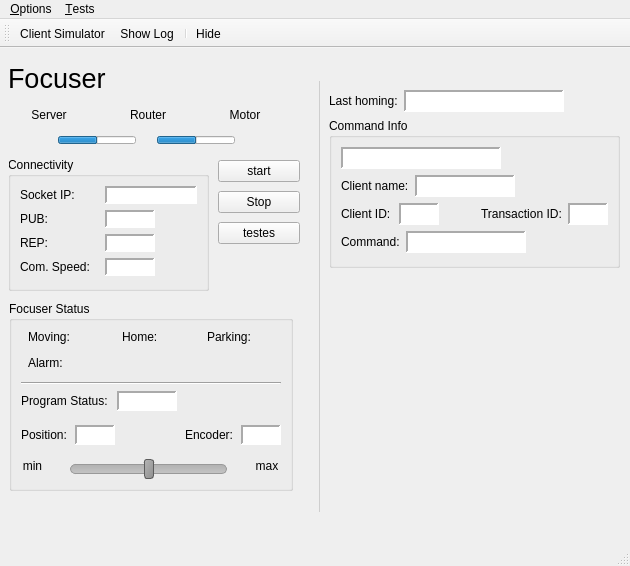
Above: assets/ui/main_backup.ui from dev-LNA/HostFocuser160 before the change. Below: the same form after it.
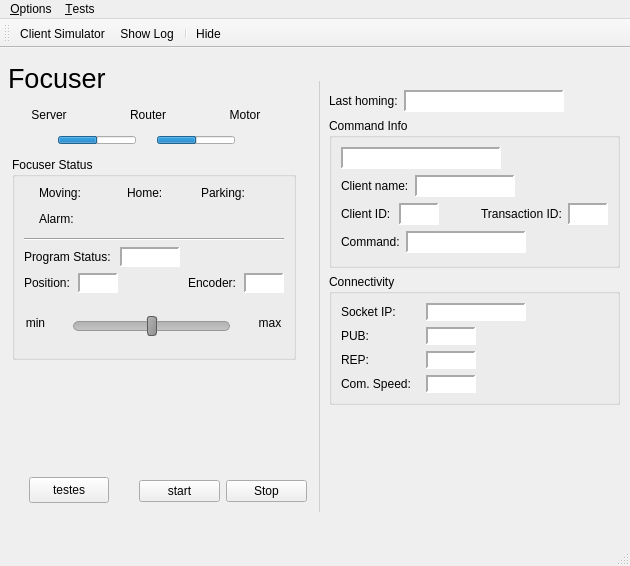
That is the form after the change. Icons and pictures are not drawn.

```diff
--- a/assets/ui/main_backup.ui
+++ b/assets/ui/main_backup.ui
@@ -1036,6 +1036,161 @@
            </layout>
           </widget>
          </item>
+         <item>
+          <widget class="QGroupBox" name="gbConnectivity">
+           <property name="title">
+            <string>Connectivity</string>
+           </property>
+           <layout class="QFormLayout" name="formLayout">
+            <property name="horizontalSpacing">
+             <number>15</number>
+            </property>
+            <item row="0" column="0">
+             <widget class="QLabel" name="lblIP">
+              <property name="text">
+               <string>Socket IP:</string>
+              </property>
+             </widget>
+            </item>
+            <item row="1" column="0">
+             <widget class="QLabel" name="lblPUB">
+              <property name="text">
+               <string>PUB:</string>
+              </property>
+             </widget>
+            </item>
+            <item row="2" column="0">
+             <widget class="QLabel" name="lblREP">
+              <property name="text">
+               <string>REP:</string>
+              </property>
+             </widget>
+            </item>
+            <item row="3" column="0">
+             <widget class="QLabel" name="lblSpeed">
+              <property name="text">
+               <string>Com. Speed:</string>
+              </property>
+             </widget>
+            </item>
+            <item row="0" column="1">
+             <widget class="QLabel" name="lblSocketIP">
+              <property name="maximumSize">
+               <size>
+                <width>100</width>
+                <height>16777215</height>
+               </size>
+              </property>
+              <property name="styleSheet">
+               <string notr="true">background-color: white</string>
+              </property>
+              <property name="frameShape">
+               <enum>QFrame::Shape::Panel</enum>
+              </property>
+              <property name="frameShadow">
+               <enum>QFrame::Shadow::Sunken</enum>
+              </property>
+              <property name="lineWidth">
+               <number>2</number>
+              </property>
+              <property name="midLineWidth">
+               <number>0</number>
+              </property>
+              <property name="text">
+               <string/>
+              </property>
+              <property name="alignment">
+               <set>Qt::AlignmentFlag::AlignCenter</set>
+              </property>
+             </widget>
+            </item>
+            <item row="1" column="1">
+             <widget class="QLabel" name="lblPortPUB">
+              <property name="maximumSize">
+               <size>
+                <width>50</width>
+                <height>20</height>
+               </size>
+              </property>
+              <property name="styleSheet">
+               <string notr="true">background-color: white</string>
+              </property>
+              <property name="frameShape">
+               <enum>QFrame::Shape::Panel</enum>
+              </property>
+              <property name="frameShadow">
+               <enum>QFrame::Shadow::Sunken</enum>
+              </property>
+              <property name="lineWidth">
+               <number>2</number>
+              </property>
+              <property name="text">
+               <string/>
+              </property>
+              <property name="alignment">
+               <set>Qt::AlignmentFlag::AlignCenter</set>
+              </property>
+             </widget>
+            </item>
+            <item row="2" column="1">
+             <widget class="QLabel" name="lblPortREP">
+              <property name="maximumSize">
+               <size>
+                <width>50</width>
+                <height>20</height>
+               </size>
+              </property>
+              <property name="styleSheet">
+               <string notr="true">background-color: white</string>
+              </property>
+              <property name="frameShape">
+               <enum>QFrame::Shape::Panel</enum>
+              </property>
+              <property name="frameShadow">
+               <enum>QFrame::Shadow::Sunken</enum>
+              </property>
+              <property name="lineWidth">
+               <number>2</number>
+              </property>
+              <property name="text">
+               <string/>
+              </property>
+              <property name="alignment">
+               <set>Qt::AlignmentFlag::AlignCenter</set>
+              </property>
+             </widget>
+            </item>
+            <item row="3" column="1">
+             <widget class="QLabel" name="lblComSpeed">
+              <property name="maximumSize">
+               <size>
+                <width>50</width>
+                <height>20</height>
+               </size>
+              </property>
+              <property name="styleSheet">
+               <string notr="true">background-color: white</string>
+              </property>
+              <property name="frameShape">
+               <enum>QFrame::Shape::Panel</enum>
+              </property>
+              <property name="frameShadow">
+               <enum>QFrame::Shadow::Sunken</enum>
+              </property>
+              <property name="lineWidth">
+               <number>2</number>
+              </property>
+              <property name="text">
+               <string/>
+              </property>
+              <property name="alignment">
+               <set>Qt::AlignmentFlag::AlignCenter</set>
+              </property>
+             </widget>
+            </item>
+           </layout>
+          </widget>
+         </item>
          <item>
           <spacer name="verticalSpacer_2">
            <property name="orientation">
@@ -1054,24 +1209,18 @@
        <widget class="QGroupBox" name="gbFocuserStatus">
         <property name="geometry">
          <rect>
-          <x>0</x>
-          <y>244</y>
+          <x>3</x>
+          <y>100</y>
           <width>284</width>
-          <height>190</height>
+          <height>203</height>
          </rect>
         </property>
         <property name="title">
          <string>Focuser Status</string>
         </property>
-        <layout class="QGridLayout" name="gridLayout_3">
-         <item row="0" column="0" colspan="2">
+        <layout class="QVBoxLayout" name="verticalLayout">
+         <item>
           <layout class="QGridLayout" name="gridLayout_2">
-           <property name="horizontalSpacing">
-            <number>20</number>
-           </property>
-           <property name="verticalSpacing">
-            <number>6</number>
-           </property>
            <item row="0" column="0">
             <layout class="QHBoxLayout" name="horizontalLayout_9">
              <property name="spacing">
@@ -1408,9 +1557,52 @@
              </item>
             </layout>
            </item>
+           <item row="1" column="1">
+            <widget class="QLabel" name="ledTeste">
+             <property name="sizePolicy">
+              <sizepolicy hsizetype="Fixed" vsizetype="Fixed">
+               <horstretch>0</horstretch>
+               <verstretch>0</verstretch>
+              </sizepolicy>
+             </property>
+             <property name="minimumSize">
+              <size>
+               <width>14</width>
+               <height>14</height>
+              </size>
+             </property>
+             <property name="maximumSize">
+              <size>
+               <width>14</width>
+               <height>14</height>
+              </size>
+             </property>
+             <property name="layoutDirection">
+              <enum>Qt::LayoutDirection::RightToLeft</enum>
+             </property>
+             <property name="styleSheet">
+              <string notr="true">border-radius:7px;</string>
+             </property>
+             <property name="frameShape">
+              <enum>QFrame::Shape::NoFrame</enum>
+             </property>
+             <property name="frameShadow">
+              <enum>QFrame::Shadow::Sunken</enum>
+             </property>
+             <property name="text">
+              <string/>
+             </property>
+             <property name="alignment">
+              <set>Qt::AlignmentFlag::AlignCenter</set>
+             </property>
+             <property name="statusLed" stdset="0">
+              <string>NOK</string>
+             </property>
+            </widget>
+           </item>
           </layout>
          </item>
-         <item row="1" column="0" colspan="2">
+         <item>
           <widget class="Line" name="line">
            <property name="frameShadow">
             <enum>QFrame::Shadow::Sunken</enum>
@@ -1420,7 +1612,7 @@
            </property>
           </widget>
          </item>
-         <item row="2" column="0" colspan="2">
+         <item>
           <layout class="QHBoxLayout" name="horizontalLayout_7">
            <item>
             <widget class="QLabel" name="lblStatus">
@@ -1481,7 +1673,7 @@
            </item>
           </layout>
          </item>
-         <item row="3" column="0" rowspan="2" colspan="2">
+         <item>
           <layout class="QHBoxLayout" name="horizontalLayout_5">
            <property name="spacing">
             <number>8</number>
@@ -1605,7 +1797,7 @@
            </item>
           </layout>
          </item>
-         <item row="4" column="1">
+         <item>
           <spacer name="verticalSpacer">
            <property name="orientation">
             <enum>Qt::Orientation::Vertical</enum>
@@ -1621,7 +1813,7 @@
            </property>
           </spacer>
          </item>
-         <item row="5" column="0" colspan="2">
+         <item>
           <layout class="QHBoxLayout" name="horizontalLayout">
            <property name="spacing">
             <number>6</number>
@@ -3953,177 +4145,29 @@
          <string>Focuser</string>
         </property>
        </widget>
-       <widget class="QGroupBox" name="gbConnectivity">
+       <widget class="QPushButton" name="btnTestes">
         <property name="geometry">
          <rect>
-          <x>-1</x>
-          <y>100</y>
-          <width>201</width>
-          <height>134</height>
+          <x>20</x>
+          <y>420</y>
+          <width>80</width>
+          <height>26</height>
          </rect>
         </property>
-        <property name="title">
-         <string>Connectivity</string>
+        <property name="text">
+         <string>testes</string>
         </property>
-        <layout class="QFormLayout" name="formLayout">
-         <property name="horizontalSpacing">
-          <number>15</number>
-         </property>
-         <item row="0" column="0">
-          <widget class="QLabel" name="lblIP">
-           <property name="text">
-            <string>Socket IP:</string>
-           </property>
-          </widget>
-         </item>
-         <item row="1" column="0">
-          <widget class="QLabel" name="lblPUB">
-           <property name="text">
-            <string>PUB:</string>
-           </property>
-          </widget>
-         </item>
-         <item row="2" column="0">
-          <widget class="QLabel" name="lblREP">
-           <property name="text">
-            <string>REP:</string>
-           </property>
-          </widget>
-         </item>
-         <item row="3" column="0">
-          <widget class="QLabel" name="lblSpeed">
-           <property name="text">
-            <string>Com. Speed:</string>
-           </property>
-          </widget>
-         </item>
-         <item row="0" column="1">
-          <widget class="QLabel" name="lblSocketIP">
-           <property name="maximumSize">
-            <size>
-             <width>100</width>
-             <height>16777215</height>
-            </size>
-           </property>
-           <property name="styleSheet">
-            <string notr="true">background-color: white</string>
-           </property>
-           <property name="frameShape">
-            <enum>QFrame::Shape::Panel</enum>
-           </property>
-           <property name="frameShadow">
-            <enum>QFrame::Shadow::Sunken</enum>
-           </property>
-           <property name="lineWidth">
-            <number>2</number>
-           </property>
-           <property name="midLineWidth">
-            <number>0</number>
-           </property>
-           <property name="text">
-            <string/>
-           </property>
-           <property name="alignment">
-            <set>Qt::AlignmentFlag::AlignCenter</set>
-           </property>
-          </widget>
-         </item>
-         <item row="1" column="1">
-          <widget class="QLabel" name="lblPortPUB">
-           <property name="maximumSize">
-            <size>
-             <width>50</width>
-             <height>20</height>
-            </size>
-           </property>
-           <property name="styleSheet">
-            <string notr="true">background-color: white</string>
-           </property>
-           <property name="frameShape">
-            <enum>QFrame::Shape::Panel</enum>
-           </property>
-           <property name="frameShadow">
-            <enum>QFrame::Shadow::Sunken</enum>
-           </property>
-           <property name="lineWidth">
-            <number>2</number>
-           </property>
-           <property name="text">
-            <string/>
-           </property>
-           <property name="alignment">
-            <set>Qt::AlignmentFlag::AlignCenter</set>
-           </property>
-          </widget>
-         </item>
-         <item row="2" column="1">
-          <widget class="QLabel" name="lblPortREP">
-           <property name="maximumSize">
-            <size>
-             <width>50</width>
-             <height>20</height>
-            </size>
-           </property>
-           <property name="styleSheet">
-            <string notr="true">background-color: white</string>
-           </property>
-           <property name="frameShape">
-            <enum>QFrame::Shape::Panel</enum>
-           </property>
-           <property name="frameShadow">
-            <enum>QFrame::Shadow::Sunken</enum>
-           </property>
-           <property name="lineWidth">
-            <number>2</number>
-           </property>
-           <property name="text">
-            <string/>
-           </property>
-           <property name="alignment">
-            <set>Qt::AlignmentFlag::AlignCenter</set>
-           </property>
-          </widget>
-         </item>
-         <item row="3" column="1">
-          <widget class="QLabel" name="lblComSpeed">
-           <property name="maximumSize">
-            <size>
-             <width>50</width>
-             <height>20</height>
-            </size>
-           </property>
-           <property name="styleSheet">
-            <string notr="true">background-color: white</string>
-           </property>
-           <property name="frameShape">
-            <enum>QFrame::Shape::Panel</enum>
-           </property>
-           <property name="frameShadow">
-            <enum>QFrame::Shadow::Sunken</enum>
-           </property>
-           <property name="lineWidth">
-            <number>2</number>
-           </property>
-           <property name="text">
-            <string/>
-           </property>
-           <property name="alignment">
-            <set>Qt::AlignmentFlag::AlignCenter</set>
-           </property>
-          </widget>
-         </item>
-        </layout>
        </widget>
        <widget class="QWidget" name="layoutWidget">
         <property name="geometry">
          <rect>
-          <x>209</x>
-          <y>100</y>
-          <width>82</width>
-          <height>92</height>
+          <x>130</x>
+          <y>420</y>
+          <width>168</width>
+          <height>28</height>
          </rect>
         </property>
-        <layout class="QVBoxLayout" name="verticalLayout">
+        <layout class="QHBoxLayout" name="horizontalLayout_16">
          <item>
           <widget class="QPushButton" name="btnStart">
            <property name="text">
@@ -4138,13 +4182,6 @@
            </property>
           </widget>
          </item>
-         <item>
-          <widget class="QPushButton" name="btnTestes">
-           <property name="text">
-            <string>testes</string>
-           </property>
-          </widget>
-         </item>
         </layout>
        </widget>
       </widget>
@@ -4315,6 +4352,9 @@
    <property name="text">
     <string>Engineering</string>
    </property>
+   <property name="shortcut">
+    <string>Ctrl+E</string>
+   </property>
   </action>
  </widget>
  <resources/>
```
